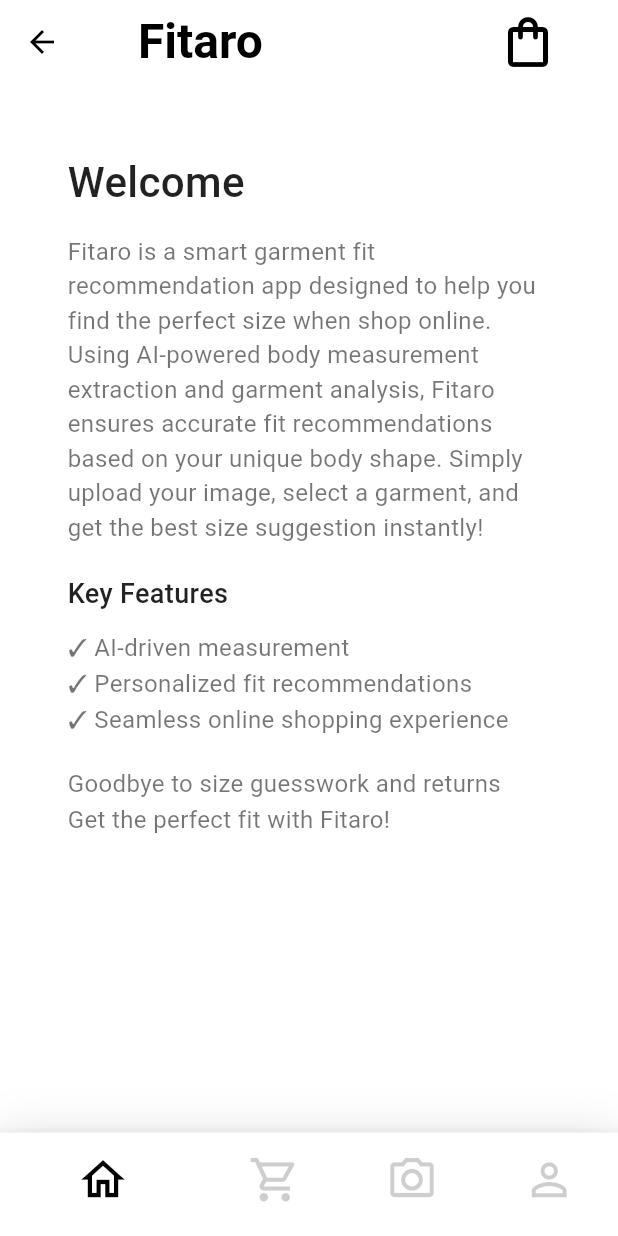
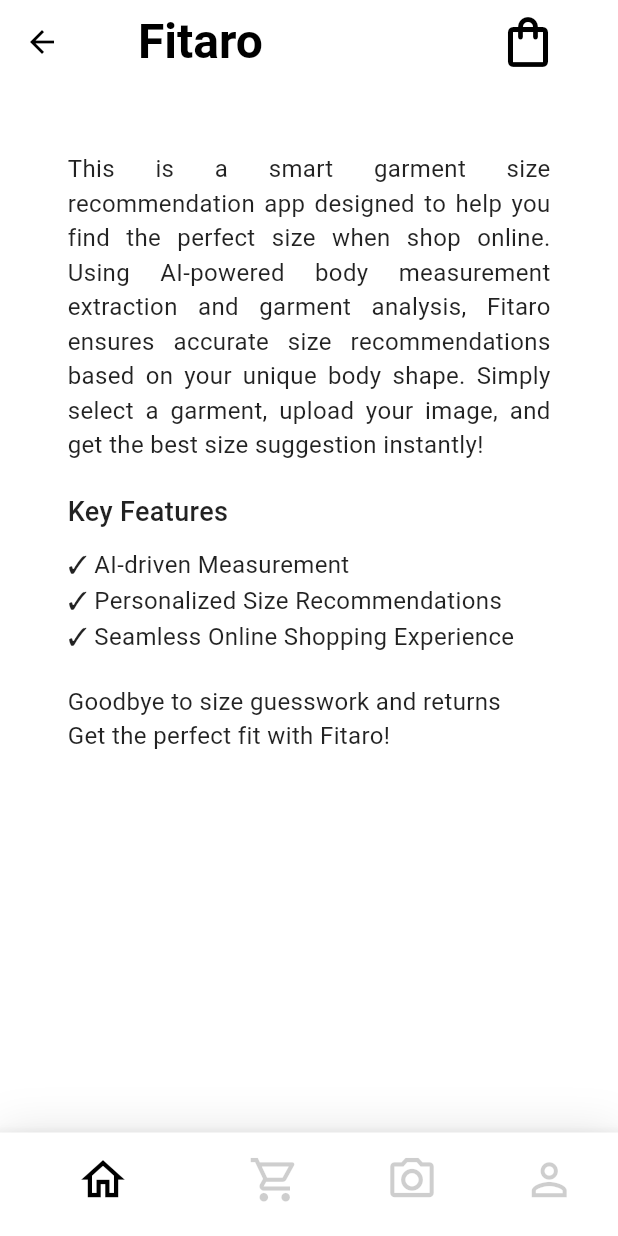
Before and after one commit to naaji-tech/fitaro, a Flutter app: the UserMainScreen screen opened by its route, on a phone screen of 412 x 824 dp. Run offline on Flutter 3.47's test engine with Material 3 defaults, Android fonts, the phone set to English and light mode, and no system bars; our stand-ins replace cached_network_image, get, image_picker, logger, shared_preferences; accounts and stored records are empty; network calls fail.

```diff
--- a/lib/controllers/product_controller.dart
+++ b/lib/controllers/product_controller.dart
@@ -3,7 +3,6 @@
 import 'package:fitaro/logger/log.dart';
 import 'package:fitaro/util/api_config.dart';
 import 'package:fitaro/widgets/custom_snackbars.dart';
-import 'package:flutter/material.dart';
 import 'package:get/get.dart';
 import 'package:http/http.dart' as http;
 import 'dart:convert';
--- a/lib/views/user/user_home_screen.dart
+++ b/lib/views/user/user_home_screen.dart
@@ -14,23 +14,14 @@
             child: Column(
               crossAxisAlignment: CrossAxisAlignment.start,
               children: [
-                Text(
-                  "Welcome",
-                  style: TextStyle(
-                    fontSize: 28,
-                    color: Colors.black87,
-                    fontWeight: FontWeight.w500,
+                Align(
+                  alignment: Alignment.center,
+                  child: Text(
+                    "This is a smart garment size recommendation app designed to help you find the perfect size when shop online. Using AI-powered body measurement extraction and garment analysis, Fitaro ensures "
+                    "accurate size recommendations based on your unique body shape. Simply select a garment, upload your image, and get the best size suggestion instantly!",
+                    style: TextStyle(fontSize: 16, color: Colors.black87),
+                    textAlign: TextAlign.justify,
                   ),
-                ),
-                SizedBox(height: 15),
-                Text(
-                  "Fitaro is a smart garment fit recommendation app designed to help "
-                  "you find the perfect size when shop online. Using AI-powered "
-                  "body measurement extraction and garment analysis, Fitaro ensures "
-                  "accurate fit recommendations based on your unique body shape. "
-                  "Simply upload your image, select a garment, and get the best size "
-                  "suggestion instantly!",
-                  style: TextStyle(fontSize: 16, color: Colors.black54),
                 ),
                 SizedBox(height: 20),
                 Text(
@@ -43,26 +34,22 @@
                 ),
                 SizedBox(height: 10),
                 Text(
-                  "✓ AI-driven measurement",
-                  style: TextStyle(fontSize: 16, color: Colors.black54),
+                  "✓ AI-driven Measurement",
+                  style: TextStyle(fontSize: 16, color: Colors.black87),
                 ),
                 Text(
-                  "✓ Personalized fit recommendations",
-                  style: TextStyle(fontSize: 16, color: Colors.black54),
+                  "✓ Personalized Size Recommendations",
+                  style: TextStyle(fontSize: 16, color: Colors.black87),
                 ),
                 Text(
-                  "✓ Seamless online shopping experience",
-                  style: TextStyle(fontSize: 16, color: Colors.black54),
+                  "✓ Seamless Online Shopping Experience",
+                  style: TextStyle(fontSize: 16, color: Colors.black87),
                 ),
                 SizedBox(height: 20),
                 Text(
                   "Goodbye to size guesswork and returns\n"
                   "Get the perfect fit with Fitaro!",
-                  style: TextStyle(
-                    fontSize: 16,
-                    color: Colors.black54,
-                    height: 1.5,
-                  ),
+                  style: TextStyle(fontSize: 16, color: Colors.black87),
                 ),
               ],
             ),
```
Also changed, not shown: lib/views/seller/seller_add_product_manual_screen.dart (+12 -7 lines), lib/views/seller/seller_add_product_screen.dart (+10 -5 lines), lib/views/user/user_product_details_screen.dart (+15 -1 lines).
